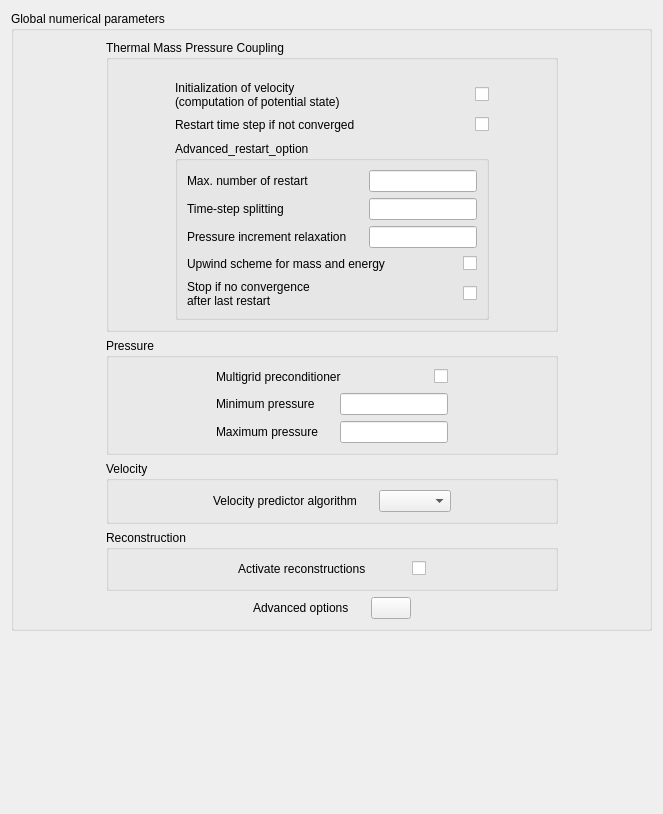
Before: the Qt Designer form gui/Pages/GlobalNumericalParameters.ui in code-saturne/code_saturne, drawn with Qt 5.
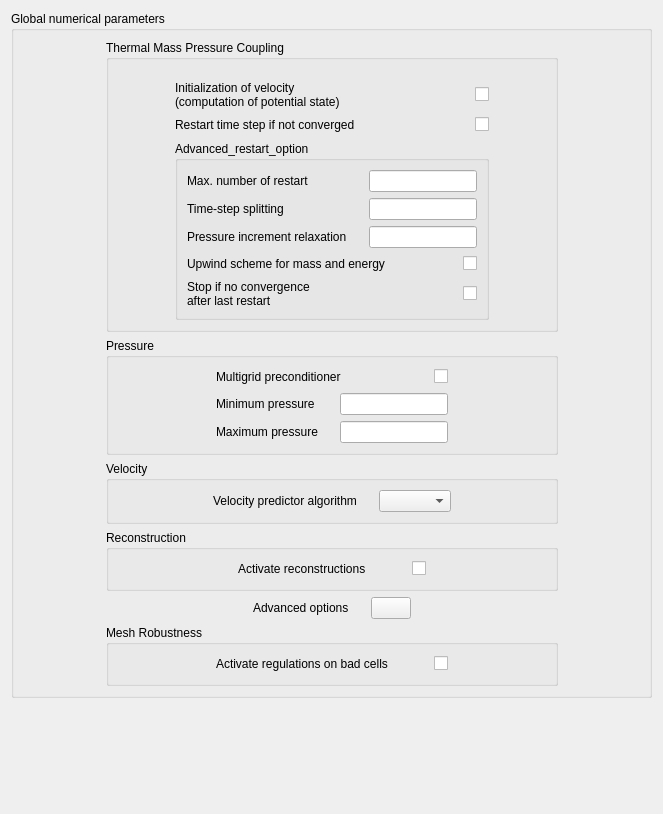
After: the same form once the commit is applied. Icons and pictures are not drawn.

Commit message: GUI: Update NCFD parameters page to allow activation of bad cells regulation

The edit to the form file:
```diff
--- a/gui/Pages/GlobalNumericalParameters.ui
+++ b/gui/Pages/GlobalNumericalParameters.ui
@@ -14,13 +14,26 @@
    <string>Form</string>
   </property>
   <layout class="QGridLayout" name="gridLayout_7">
-   <item row="0" column="0">
+   <item row="3" column="0">
+    <spacer>
+     <property name="orientation">
+      <enum>Qt::Vertical</enum>
+     </property>
+     <property name="sizeHint" stdset="0">
+      <size>
+       <width>641</width>
+       <height>16</height>
+      </size>
+     </property>
+    </spacer>
+   </item>
+   <item row="1" column="0">
     <widget class="QGroupBox" name="groupBoxGlobalNumericalParam">
      <property name="title">
       <string>Global numerical parameters</string>
      </property>
      <layout class="QGridLayout" name="gridLayout_5">
-      <item row="0" column="0">
+      <item row="1" column="0">
        <spacer>
         <property name="orientation">
          <enum>Qt::Horizontal</enum>
@@ -296,7 +309,7 @@
         </layout>
        </widget>
       </item>
-      <item row="0" column="2">
+      <item row="1" column="2">
        <spacer>
         <property name="orientation">
          <enum>Qt::Horizontal</enum>
@@ -581,7 +594,7 @@
         </layout>
        </widget>
       </item>
-      <item row="4" column="1">
+      <item row="5" column="1">
        <layout class="QHBoxLayout">
         <property name="spacing">
          <number>6</number>
@@ -664,22 +677,75 @@
         </item>
        </layout>
       </item>
+      <item row="6" column="1">
+       <widget class="QGroupBox" name="gridGroupBox">
+        <property name="title">
+         <string>Mesh Robustness</string>
+        </property>
+        <layout class="QGridLayout" name="gridLayout_9">
+         <item row="1" column="1">
+          <layout class="QHBoxLayout" name="horizontalLayout">
+           <item>
+            <widget class="QLabel" name="label_2">
+             <property name="text">
+              <string>Activate regulations on bad cells</string>
+             </property>
+            </widget>
+           </item>
+           <item>
+            <spacer name="horizontalSpacer_5">
+             <property name="orientation">
+              <enum>Qt::Horizontal</enum>
+             </property>
+             <property name="sizeHint" stdset="0">
+              <size>
+               <width>40</width>
+               <height>20</height>
+              </size>
+             </property>
+            </spacer>
+           </item>
+           <item>
+            <widget class="QCheckBox" name="checkBoxRegulBadCells">
+             <property name="text">
+              <string/>
+             </property>
+            </widget>
+           </item>
+          </layout>
+         </item>
+         <item row="1" column="2">
+          <spacer name="horizontalSpacer_4">
+           <property name="orientation">
+            <enum>Qt::Horizontal</enum>
+           </property>
+           <property name="sizeHint" stdset="0">
+            <size>
+             <width>40</width>
+             <height>20</height>
+            </size>
+           </property>
+          </spacer>
+         </item>
+         <item row="1" column="0">
+          <spacer name="horizontalSpacer_7">
+           <property name="orientation">
+            <enum>Qt::Horizontal</enum>
+           </property>
+           <property name="sizeHint" stdset="0">
+            <size>
+             <width>40</width>
+             <height>20</height>
+            </size>
+           </property>
+          </spacer>
+         </item>
+        </layout>
+       </widget>
+      </item>
      </layout>
     </widget>
    </item>
-   <item row="1" column="0">
-    <spacer>
-     <property name="orientation">
-      <enum>Qt::Vertical</enum>
-     </property>
-     <property name="sizeHint" stdset="0">
-      <size>
-       <width>641</width>
-       <height>16</height>
-      </size>
-     </property>
-    </spacer>
-   </item>
   </layout>
  </widget>
  <resources>
```
Left out of the diff: 13 changed lines with no effect on the pictures. The commit also changes 2 other files.
